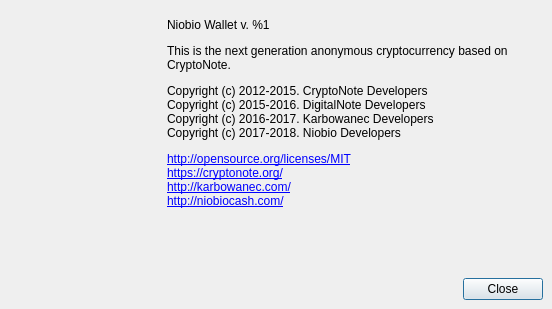
First picture: the form in src/gui/ui/aboutdialog.ui, repository uaicoin/niobio-wallet, before the edit.
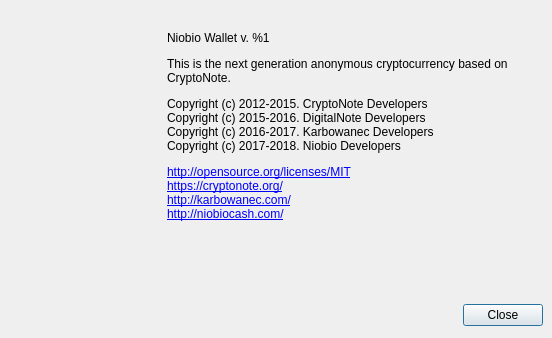
Second picture: the form after the edit. Icons and pictures are not drawn.

Commit message: aboutdialog window resized

```diff
--- a/src/gui/ui/aboutdialog.ui
+++ b/src/gui/ui/aboutdialog.ui
@@ -7,7 +7,7 @@
     <x>0</x>
     <y>0</y>
     <width>552</width>
-    <height>309</height>
+    <height>338</height>
    </rect>
   </property>
   <property name="sizePolicy">
@@ -31,13 +31,13 @@
   <property name="windowTitle">
    <string>About %1</string>
   </property>
-  <widget class="QWidget" name="">
+  <widget class="QWidget" name="layoutWidget">
    <property name="geometry">
     <rect>
      <x>11</x>
      <y>15</y>
      <width>532</width>
-     <height>285</height>
+     <height>311</height>
     </rect>
    </property>
    <layout class="QVBoxLayout" name="verticalLayout">
```
